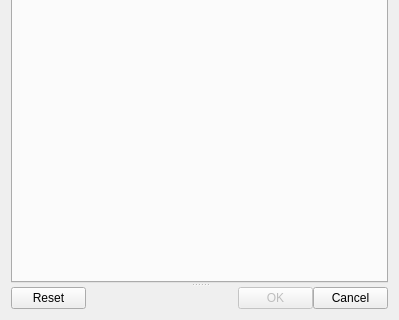
GorgonCryoEM/Gorgon, file bin/ToolkitGui/ui/ui_dialog_sse_helix_correspondence_finder.ui: the form before one commit; both pictures show x 0 to 399 and y 296 to 616 of the 399 by 616 pixel window.
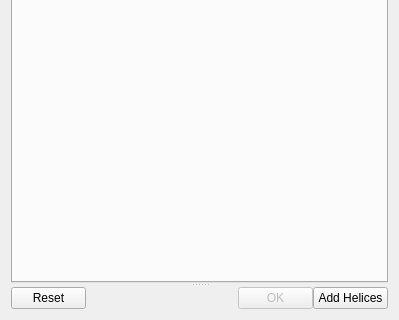
The form after the commit.

Commit message: rename button, update signal

What changed in the file:
```diff
--- a/bin/ToolkitGui/ui/ui_dialog_sse_helix_correspondence_finder.ui
+++ b/bin/ToolkitGui/ui/ui_dialog_sse_helix_correspondence_finder.ui
@@ -1389,7 +1389,7 @@
            </size>
           </property>
           <property name="text">
-           <string>Cancel</string>
+           <string>Add Helices</string>
           </property>
          </widget>
         </item>
```
Left out of the diff: 4 changed lines with no effect on the pictures. The commit also changes 3 other files.
